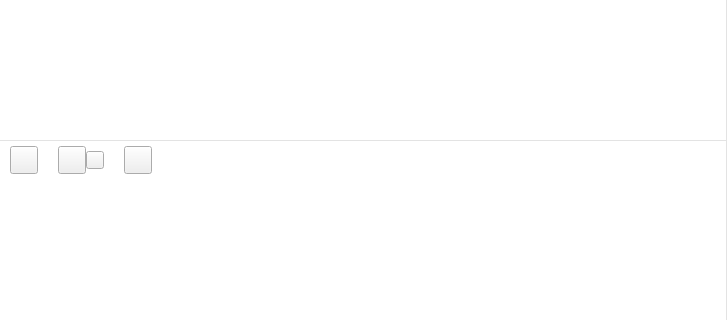
The window that SoftTerminal/forms/STChatDetail.ui (sunpu/softterminal) describes before a commit, drawn with Qt 5; both pictures show x 0 to 727 and y 170 to 490 of the 727 by 590 pixel window.
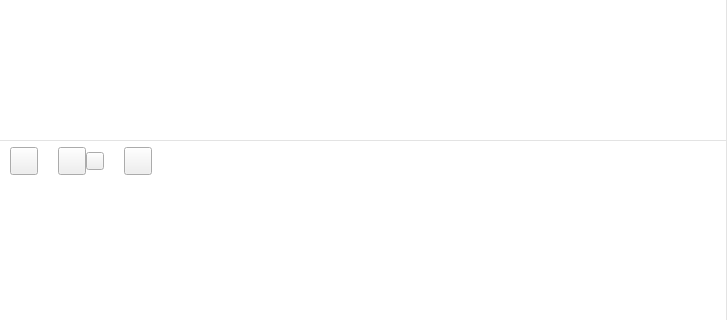
The same window after the commit. Icons and pictures are not drawn.

```diff
--- a/SoftTerminal/forms/STChatDetail.ui
+++ b/SoftTerminal/forms/STChatDetail.ui
@@ -35,7 +35,7 @@
    <item>
     <widget class="QSplitter" name="spChatDetail">
      <property name="styleSheet">
-      <string notr="true">QSplitter#spChatDetail::handle {width:1;background-color:#e3e3e3; }
+      <string notr="true">QSplitter#spChatDetail::handle {width:0;background-color:#e3e3e3; }
 
 
 
@@ -177,7 +177,7 @@
           </size>
          </property>
          <property name="styleSheet">
-          <string notr="true">QWidget#widget_3{border-right: 1px solid #e3e3e3;}</string>
+          <string notr="true">QWidget#widget_3{border-right: 1px solid #e3e3e3;border-top: 1px solid #e3e3e3;}</string>
          </property>
          <layout class="QHBoxLayout" name="horizontalLayout">
           <property name="spacing">
@@ -187,7 +187,7 @@
            <number>10</number>
           </property>
           <property name="topMargin">
-           <number>0</number>
+           <number>2</number>
           </property>
           <property name="rightMargin">
            <number>10</number>
```
Left out of the diff: 5 changed lines with no effect on the pictures.
